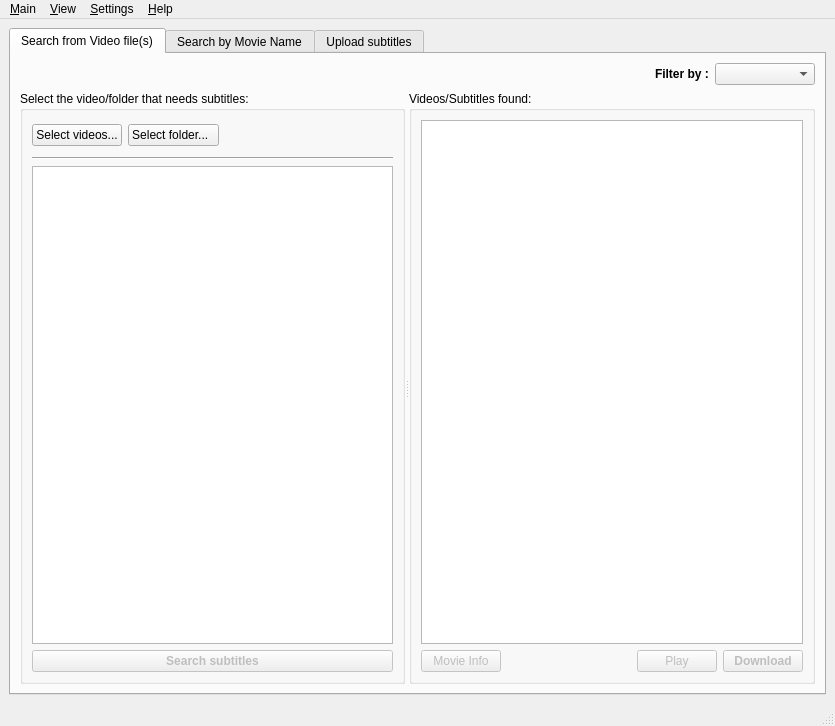
Before: the Qt Designer form gui/main.ui in subdownloader/subdownloader, drawn with Qt 5.
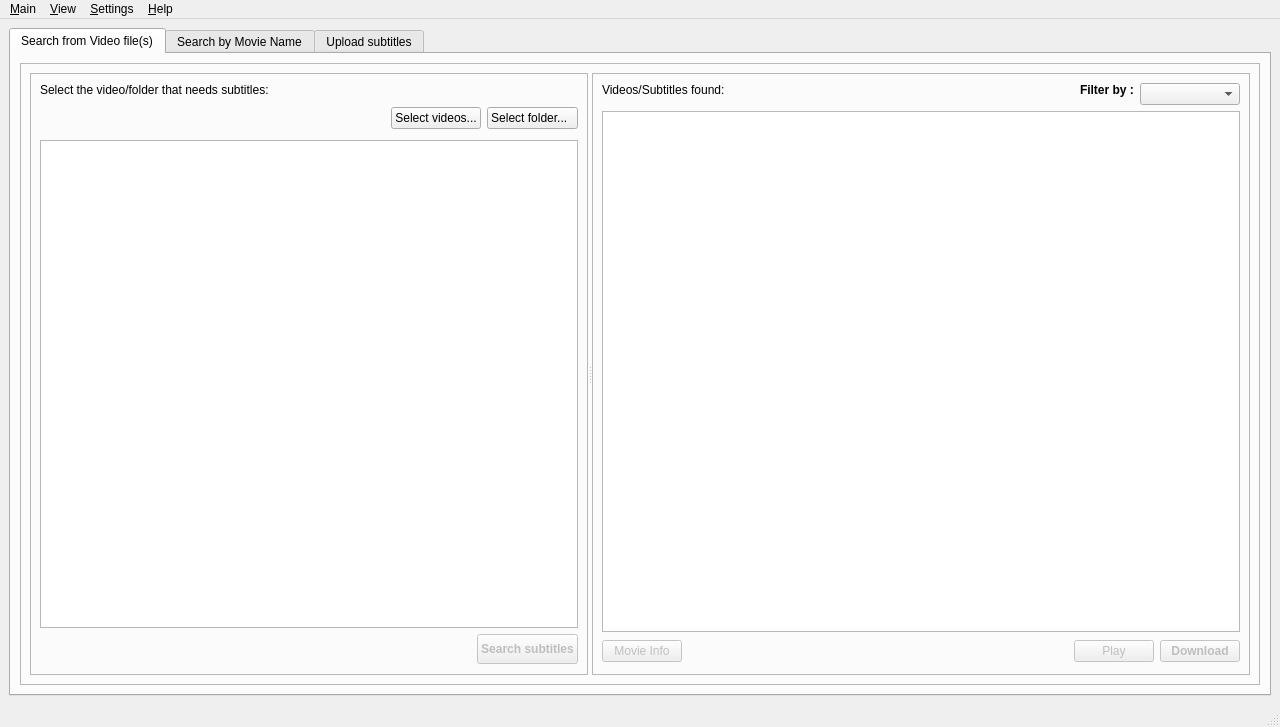
After: the same form once the commit is applied. Icons and pictures are not drawn. Custom widgets are drawn as their Qt base class.

```diff
--- a/gui/main.ui
+++ b/gui/main.ui
@@ -5,8 +5,8 @@
    <rect>
     <x>0</x>
     <y>0</y>
-    <width>835</width>
-    <height>726</height>
+    <width>1280</width>
+    <height>727</height>
    </rect>
   </property>
   <property name="windowTitle" >
@@ -21,8 +21,8 @@
     <rect>
      <x>0</x>
      <y>27</y>
-     <width>835</width>
-     <height>675</height>
+     <width>1280</width>
+     <height>676</height>
     </rect>
    </property>
    <layout class="QVBoxLayout" name="verticalLayout_5" >
@@ -47,8 +47,8 @@
           <rect>
            <x>0</x>
            <y>0</y>
-           <width>813</width>
-           <height>625</height>
+           <width>1258</width>
+           <height>626</height>
           </rect>
          </property>
          <attribute name="title" >
@@ -56,87 +56,69 @@
          </attribute>
          <layout class="QVBoxLayout" name="verticalLayout_4" >
           <item>
-           <layout class="QHBoxLayout" name="horizontalLayout_4" >
-            <property name="sizeConstraint" >
-             <enum>QLayout::SetMinimumSize</enum>
+           <widget class="QFrame" name="frame" >
+            <property name="frameShape" >
+             <enum>QFrame::StyledPanel</enum>
             </property>
-            <item>
-             <spacer>
-              <property name="orientation" >
-               <enum>Qt::Horizontal</enum>
-              </property>
-              <property name="sizeType" >
-               <enum>QSizePolicy::Expanding</enum>
-              </property>
-              <property name="sizeHint" stdset="0" >
-               <size>
-                <width>275</width>
-                <height>13</height>
-               </size>
-              </property>
-             </spacer>
-            </item>
-            <item>
-             <widget class="QLabel" name="label_9" >
-              <property name="maximumSize" >
-               <size>
-                <width>16777215</width>
-                <height>30</height>
-               </size>
-              </property>
-              <property name="font" >
-               <font>
-                <weight>75</weight>
-                <bold>true</bold>
-               </font>
-              </property>
-              <property name="text" >
-               <string>Filter by :</string>
-              </property>
-             </widget>
-            </item>
-            <item>
-             <widget class="QComboBox" name="filterLanguageForVideo" >
-              <property name="sizePolicy" >
-               <sizepolicy vsizetype="Fixed" hsizetype="Preferred" >
-                <horstretch>0</horstretch>
-                <verstretch>0</verstretch>
-               </sizepolicy>
-              </property>
-              <property name="minimumSize" >
-               <size>
-                <width>100</width>
-                <height>0</height>
-               </size>
-              </property>
-             </widget>
-            </item>
-           </layout>
-          </item>
+            <property name="frameShadow" >
+             <enum>QFrame::Raised</enum>
+            </property>
+            <layout class="QVBoxLayout" name="verticalLayout_6" >
           <item>
            <widget class="QSplitter" name="splitter" >
-            <property name="sizePolicy" >
-             <sizepolicy vsizetype="Expanding" hsizetype="Expanding" >
-              <horstretch>0</horstretch>
-              <verstretch>0</verstretch>
-             </sizepolicy>
-            </property>
-            <property name="minimumSize" >
-             <size>
-              <width>0</width>
-              <height>400</height>
-             </size>
-            </property>
             <property name="orientation" >
              <enum>Qt::Horizontal</enum>
             </property>
-            <widget class="QGroupBox" name="groupBox_folderselect" >
-             <property name="title" >
-              <string>Select the video/folder that needs subtitles:</string>
+               <widget class="QFrame" name="frame_2" >
+                <property name="frameShape" >
+                 <enum>QFrame::StyledPanel</enum>
+                </property>
+                <property name="frameShadow" >
+                 <enum>QFrame::Raised</enum>
              </property>
              <layout class="QVBoxLayout" name="verticalLayout_3" >
+                 <item>
+                  <layout class="QHBoxLayout" name="horizontalLayout_10" >
+                   <item>
+                    <widget class="QLabel" name="label_11" >
+                     <property name="text" >
+                      <string>Select the video/folder that needs subtitles:</string>
+                     </property>
+                    </widget>
+                   </item>
+                   <item>
+                    <spacer>
+                     <property name="orientation" >
+                      <enum>Qt::Horizontal</enum>
+                     </property>
+                     <property name="sizeType" >
+                      <enum>QSizePolicy::Expanding</enum>
+                     </property>
+                     <property name="sizeHint" stdset="0" >
+                      <size>
+                       <width>88</width>
+                       <height>13</height>
+                      </size>
+                     </property>
+                    </spacer>
+                   </item>
+                  </layout>
+                 </item>
               <item>
                <layout class="QHBoxLayout" name="horizontalLayout_6" >
+                   <item>
+                    <spacer name="horizontalSpacer" >
+                     <property name="orientation" >
+                      <enum>Qt::Horizontal</enum>
+                     </property>
+                     <property name="sizeHint" stdset="0" >
+                      <size>
+                       <width>88</width>
+                       <height>31</height>
+                      </size>
+                     </property>
+                    </spacer>
+                   </item>
                 <item>
                  <widget class="QPushButton" name="buttonSearchSelectVideos" >
                   <property name="sizePolicy" >
@@ -189,36 +171,37 @@
                   </property>
                  </widget>
                 </item>
-                <item>
-                 <spacer name="horizontalSpacer" >
-                  <property name="orientation" >
-                   <enum>Qt::Horizontal</enum>
-                  </property>
-                  <property name="sizeHint" stdset="0" >
-                   <size>
-                    <width>88</width>
-                    <height>31</height>
-                   </size>
-                  </property>
-                 </spacer>
-                </item>
-               </layout>
-              </item>
-              <item>
-               <widget class="Line" name="line_4" >
-                <property name="orientation" >
-                 <enum>Qt::Horizontal</enum>
-                </property>
-               </widget>
-              </item>
+                  </layout>
+                 </item>
               <item>
                <widget class="QTreeView" name="folderView" >
+                   <property name="sizePolicy" >
+                    <sizepolicy vsizetype="Expanding" hsizetype="Expanding" >
+                     <horstretch>0</horstretch>
+                     <verstretch>0</verstretch>
+                    </sizepolicy>
+                   </property>
                 <property name="verticalScrollBarPolicy" >
                  <enum>Qt::ScrollBarAsNeeded</enum>
                 </property>
                </widget>
               </item>
               <item>
+                  <layout class="QHBoxLayout" name="horizontalLayout_4" >
+                   <item>
+                    <spacer name="horizontalSpacer_3" >
+                     <property name="orientation" >
+                      <enum>Qt::Horizontal</enum>
+                     </property>
+                     <property name="sizeHint" stdset="0" >
+                      <size>
+                       <width>208</width>
+                       <height>31</height>
+                      </size>
+                     </property>
+                    </spacer>
+                   </item>
+                   <item>
                <widget class="QPushButton" name="buttonFind" >
                 <property name="enabled" >
                  <bool>false</bool>
@@ -247,19 +230,92 @@
                 </property>
                 <property name="iconSize" >
                  <size>
-                  <width>24</width>
-                  <height>24</height>
+                       <width>16</width>
+                       <height>16</height>
                  </size>
                 </property>
                </widget>
               </item>
              </layout>
-            </widget>
-            <widget class="QGroupBox" name="groupBox_videosFound" >
-             <property name="title" >
+                 </item>
+                </layout>
+               </widget>
+               <widget class="QFrame" name="groupBox_videosFound" >
+                <property name="frameShape" >
+                 <enum>QFrame::StyledPanel</enum>
+                </property>
+                <property name="frameShadow" >
+                 <enum>QFrame::Raised</enum>
+                </property>
+                <layout class="QVBoxLayout" name="verticalLayout_8" >
+                 <item>
+                  <layout class="QHBoxLayout" name="horizontalLayout_9" >
+                   <item>
+                    <widget class="QLabel" name="label_2" >
+                     <property name="text" >
               <string>Videos/Subtitles found:</string>
              </property>
-             <layout class="QVBoxLayout" name="verticalLayout_6" >
+                     <property name="alignment" >
+                      <set>Qt::AlignLeading|Qt::AlignLeft|Qt::AlignTop</set>
+                     </property>
+                    </widget>
+                   </item>
+                   <item>
+                    <spacer>
+                     <property name="orientation" >
+                      <enum>Qt::Horizontal</enum>
+                     </property>
+                     <property name="sizeType" >
+                      <enum>QSizePolicy::Expanding</enum>
+                     </property>
+                     <property name="sizeHint" stdset="0" >
+                      <size>
+                       <width>88</width>
+                       <height>13</height>
+                      </size>
+                     </property>
+                    </spacer>
+                   </item>
+                   <item>
+                    <widget class="QLabel" name="label_9" >
+                     <property name="maximumSize" >
+                      <size>
+                       <width>16777215</width>
+                       <height>30</height>
+                      </size>
+                     </property>
+                     <property name="font" >
+                      <font>
+                       <weight>75</weight>
+                       <bold>true</bold>
+                      </font>
+                     </property>
+                     <property name="text" >
+                      <string>Filter by :</string>
+                     </property>
+                     <property name="alignment" >
+                      <set>Qt::AlignLeading|Qt::AlignLeft|Qt::AlignTop</set>
+                     </property>
+                    </widget>
+                   </item>
+                   <item>
+                    <widget class="QComboBox" name="filterLanguageForVideo" >
+                     <property name="sizePolicy" >
+                      <sizepolicy vsizetype="Fixed" hsizetype="Preferred" >
+                       <horstretch>0</horstretch>
+                       <verstretch>0</verstretch>
+                      </sizepolicy>
+                     </property>
+                     <property name="minimumSize" >
+                      <size>
+                       <width>100</width>
+                       <height>0</height>
+                      </size>
+                     </property>
+                    </widget>
+                   </item>
+                  </layout>
+                 </item>
               <item>
                <widget class="QTreeView" name="videoView" />
               </item>
@@ -298,8 +354,8 @@
                   </property>
                   <property name="sizeHint" stdset="0" >
                    <size>
-                    <width>40</width>
-                    <height>20</height>
+                       <width>13</width>
+                       <height>27</height>
                    </size>
                   </property>
                  </spacer>
@@ -358,6 +414,9 @@
           </item>
          </layout>
         </widget>
+          </item>
+         </layout>
+        </widget>
         <widget class="QWidget" name="tab_3" >
          <property name="geometry" >
           <rect>
@@ -1152,8 +1211,8 @@
    <property name="geometry" >
     <rect>
      <x>0</x>
-     <y>702</y>
-     <width>835</width>
+     <y>703</y>
+     <width>1280</width>
      <height>24</height>
     </rect>
    </property>
@@ -1163,7 +1222,7 @@
     <rect>
      <x>0</x>
      <y>0</y>
-     <width>835</width>
+     <width>1280</width>
      <height>27</height>
     </rect>
    </property>
```
Left out of the diff: 54 changed lines with no effect on the pictures. Lines whose indentation alone changed are shown as unchanged.
